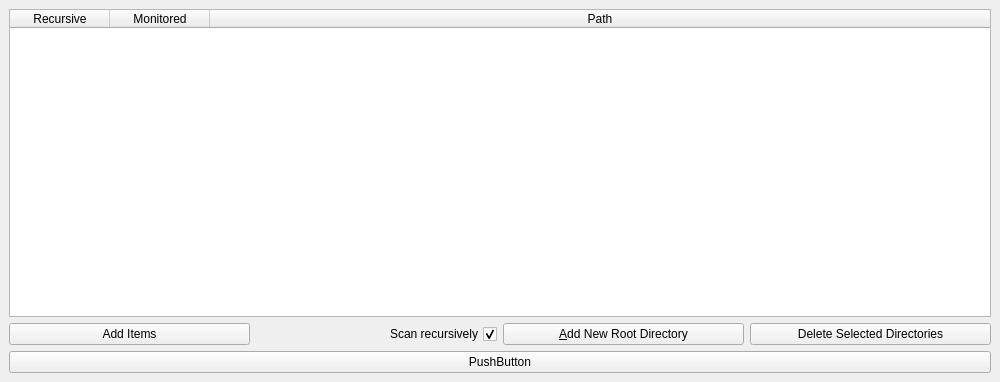
Old version of the form utilities/mediaserver/app/server/mediaserver_window.ui in the repository KDE/digikam.
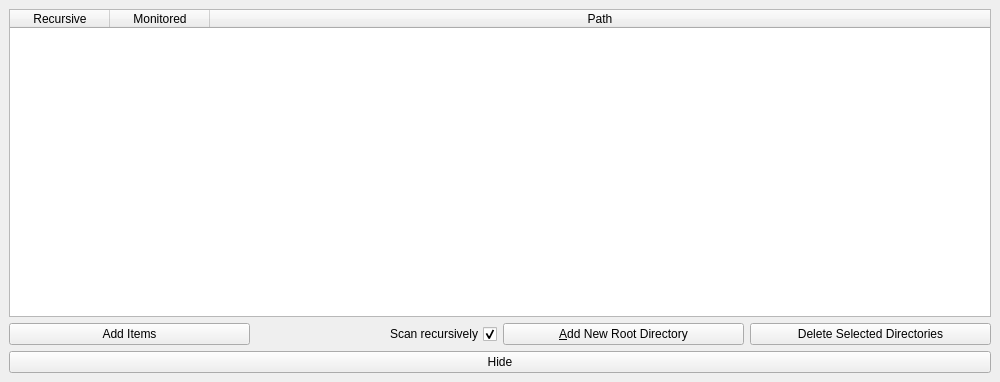
New version of the form.

Diff of the .ui file:
```diff
--- a/utilities/mediaserver/app/server/mediaserver_window.ui
+++ b/utilities/mediaserver/app/server/mediaserver_window.ui
@@ -108,7 +108,7 @@
     <item>
      <widget class="QPushButton" name="hide">
       <property name="text">
-       <string>PushButton</string>
+       <string>Hide</string>
       </property>
      </widget>
     </item>
```
